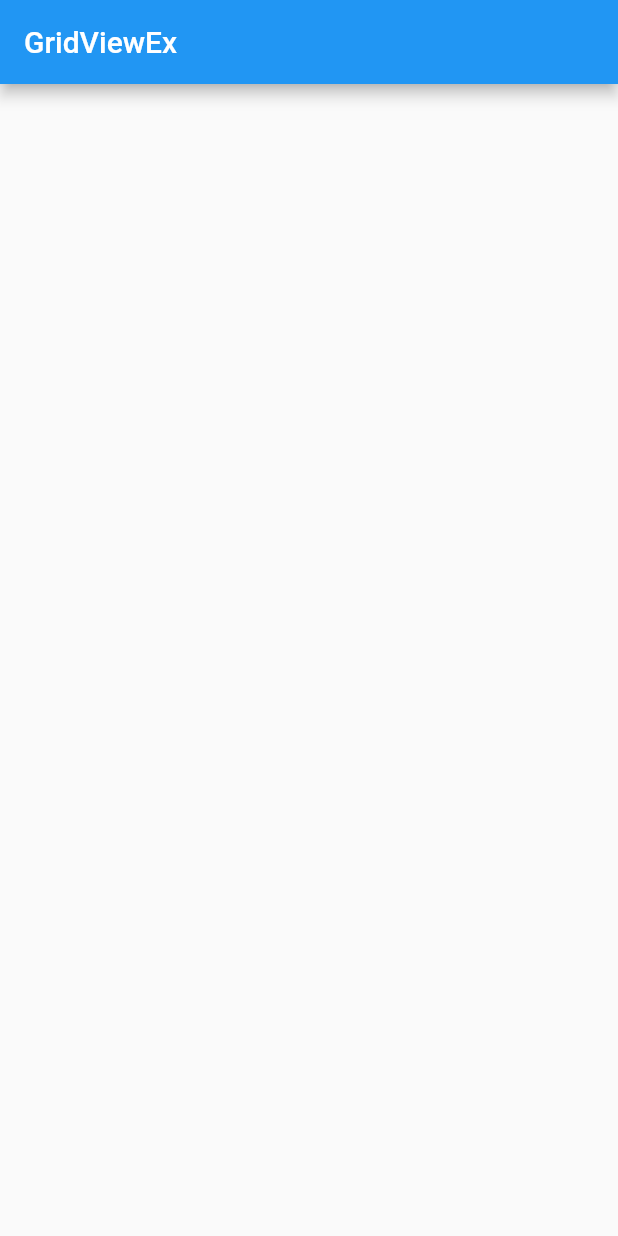
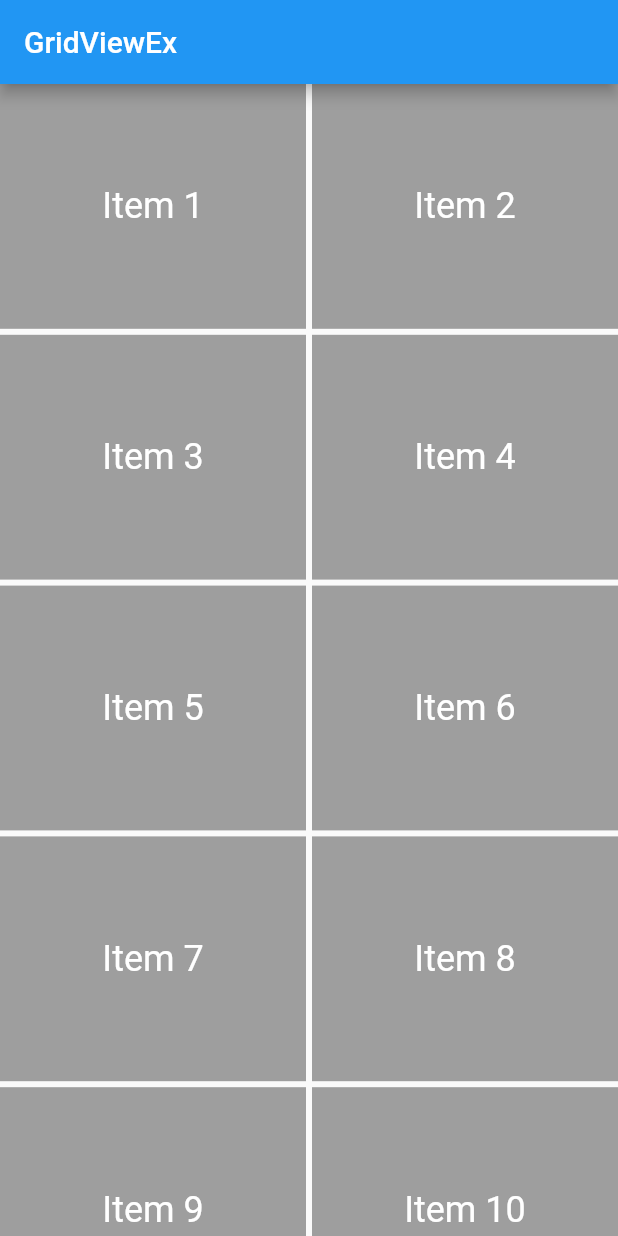
Before and after one commit to nshiraki/flutter-sandbox, a Flutter app: the screen it shows after launch, on a phone screen of 412 x 824 dp. Run offline on Flutter 3.47's test engine with Material 2 defaults, Android fonts, the phone set to English and light mode, and no system bars; our stand-ins replace flutter_riverpod, shared_preferences, sqflite, webview_flutter; accounts and stored records are empty.

Commit message:
GridViewを利用した処理を追加

```diff
--- a/gridview_ex/lib/main.dart
+++ b/gridview_ex/lib/main.dart
@@ -1,5 +1,7 @@
 import 'package:flutter/material.dart';
 
+/// GridViewを利用した処理を作成する
+/// - GridViewの構築はGridView.builder()を使用している
 void main() {
   runApp(const MyApp());
 }
@@ -27,13 +29,48 @@ class MyHomePage extends StatefulWidget {
 }
 
 class _MyHomePageState extends State<MyHomePage> {
+  // ダミーのアイテムを生成
+  final List<String> _itemList = List.generate(1000, (index) {
+    return 'Item ${index + 1}';
+  });
+
   @override
   Widget build(BuildContext context) {
     return Scaffold(
       appBar: AppBar(
         title: const Text('GridViewEx'),
       ),
-      body: Container(),
+      body: Center(
+        child: GridView.builder(
+          gridDelegate: const SliverGridDelegateWithFixedCrossAxisCount(
+            // 子Widgetのアスペクト比(w/h)
+            childAspectRatio: 5 / 4,
+            // Widget間の左右のスペース
+            crossAxisSpacing: 4,
+            // Widget間の上下のスペース
+            mainAxisSpacing: 4,
+            // 1列で表示するアイテム数
+            crossAxisCount: 2,
+          ),
+          // アイテムの要素数
+          itemCount: _itemList.length,
+          // リストアイテムを生成
+          itemBuilder: (BuildContext context, int index) {
+            final item = _itemList[index];
+
+            return Container(
+              alignment: Alignment.center,
+              width: double.infinity,
+              height: double.infinity,
+              color: Colors.grey,
+              child: Text(
+                item,
+                style: const TextStyle(color: Colors.white, fontSize: 24),
+              ),
+            );
+          },
+        ),
+      ),
     );
   }
 }
```
Also changed, not shown: 2 other files.
